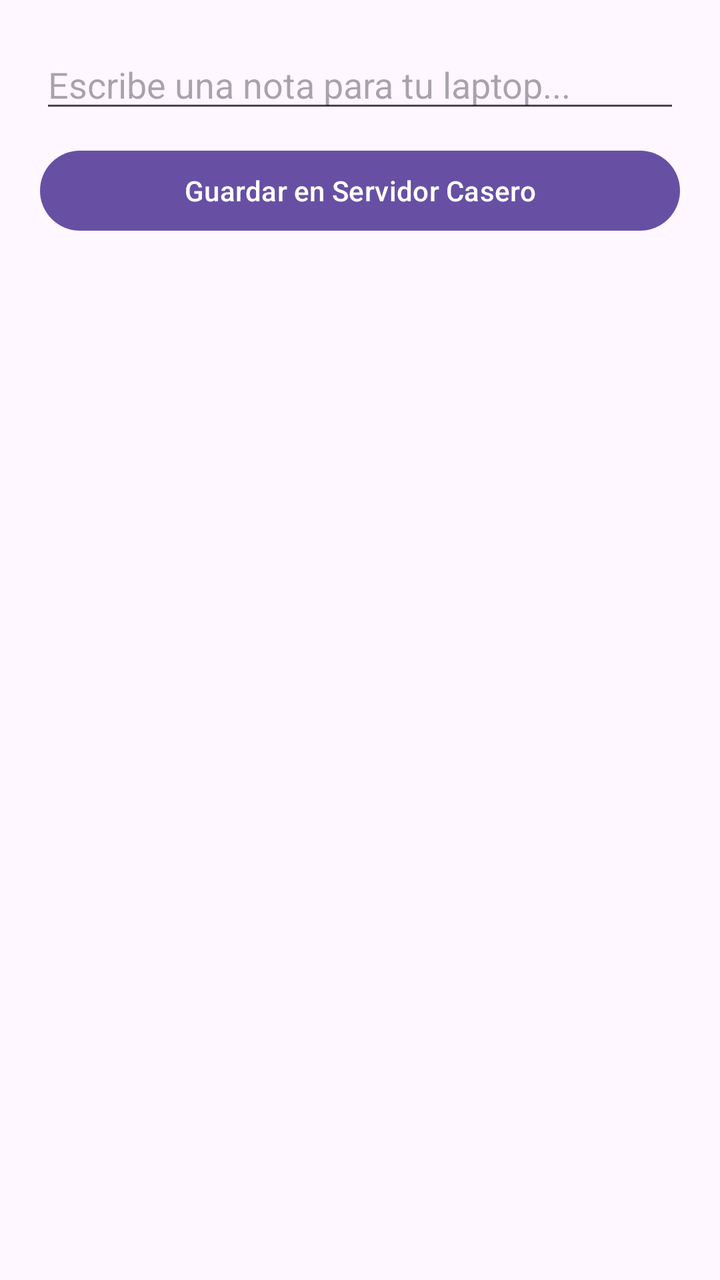
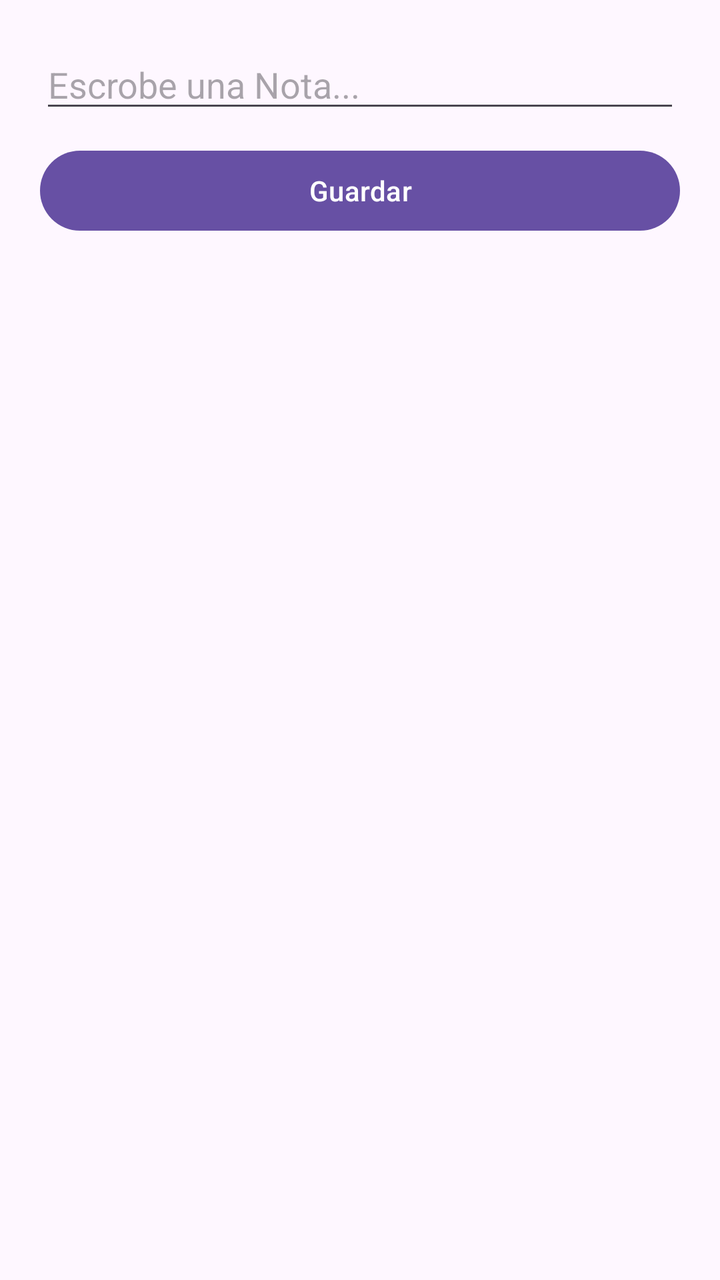

Before-and-after screenshots of an Android layout around one commit, followed by the original layout XML and the change that was made.
<!-- AndroidManifest.xml: application theme Theme.ServidorCaseroApp -->
<!-- res/layout/activity_main.xml -->
<?xml version="1.0" encoding="utf-8"?>
<LinearLayout xmlns:android="http://schemas.android.com/apk/res/android"
    android:layout_width="match_parent"
    android:layout_height="match_parent"
    android:orientation="vertical"
    android:padding="20dp">

    <EditText
        android:id="@+id/etNota"
        android:layout_width="match_parent"
        android:layout_height="wrap_content"
        android:hint="Escribe una nota para tu laptop..." />

    <Button
        android:id="@+id/btnEnviar"
        android:layout_width="match_parent"
        android:layout_height="wrap_content"
        android:layout_marginTop="10dp"
        android:text="Guardar en Servidor Casero" />

    <TextView
        android:id="@+id/tvResultado"
        android:layout_width="match_parent"
        android:layout_height="wrap_content"
        android:layout_marginTop="20dp"
        android:textSize="16sp" />
</LinearLayout>
<!-- resources referenced by this layout -->
<resources>
  <style name="Theme.ServidorCaseroApp" parent="Base.Theme.ServidorCaseroApp" />
  <style name="Base.Theme.ServidorCaseroApp" parent="Theme.Material3.DayNight.NoActionBar">
          
          
      </style>
</resources>

<!-- the commit's change to res/layout/activity_main.xml (unified diff, before → after) -->
@@ -9,14 +9,14 @@
         android:id="@+id/etNota"
         android:layout_width="match_parent"
         android:layout_height="wrap_content"
-        android:hint="Escribe una nota para tu laptop..." />
+        android:hint="Escrobe una Nota..." />
 
     <Button
         android:id="@+id/btnEnviar"
         android:layout_width="match_parent"
         android:layout_height="wrap_content"
         android:layout_marginTop="10dp"
-        android:text="Guardar en Servidor Casero" />
+        android:text="Guardar" />
 
     <TextView
         android:id="@+id/tvResultado"
